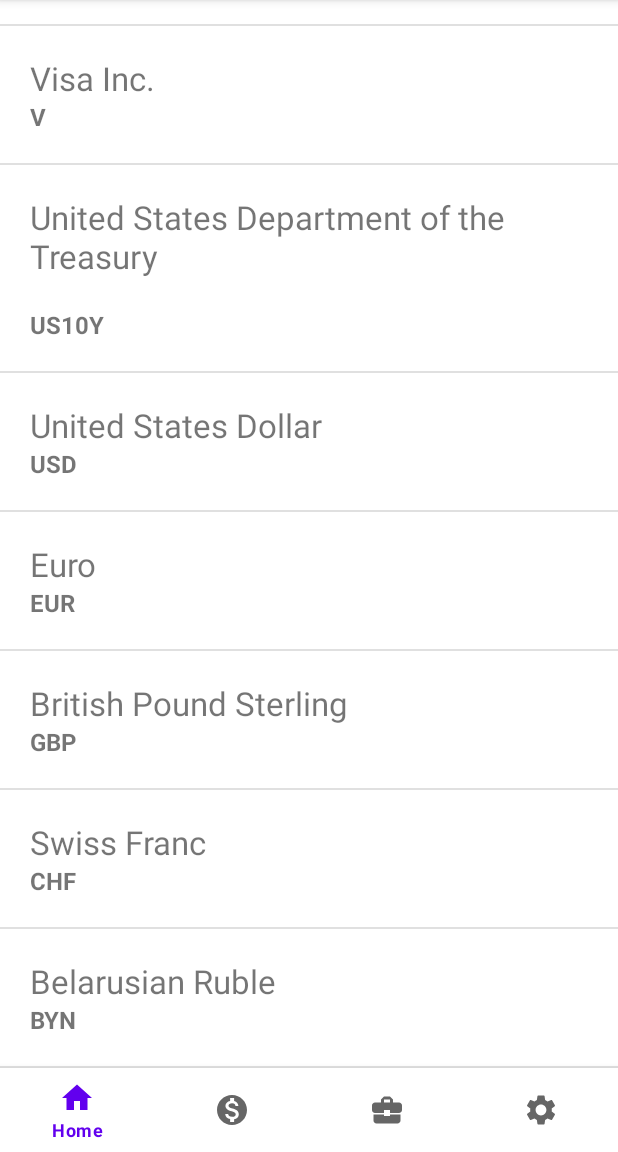
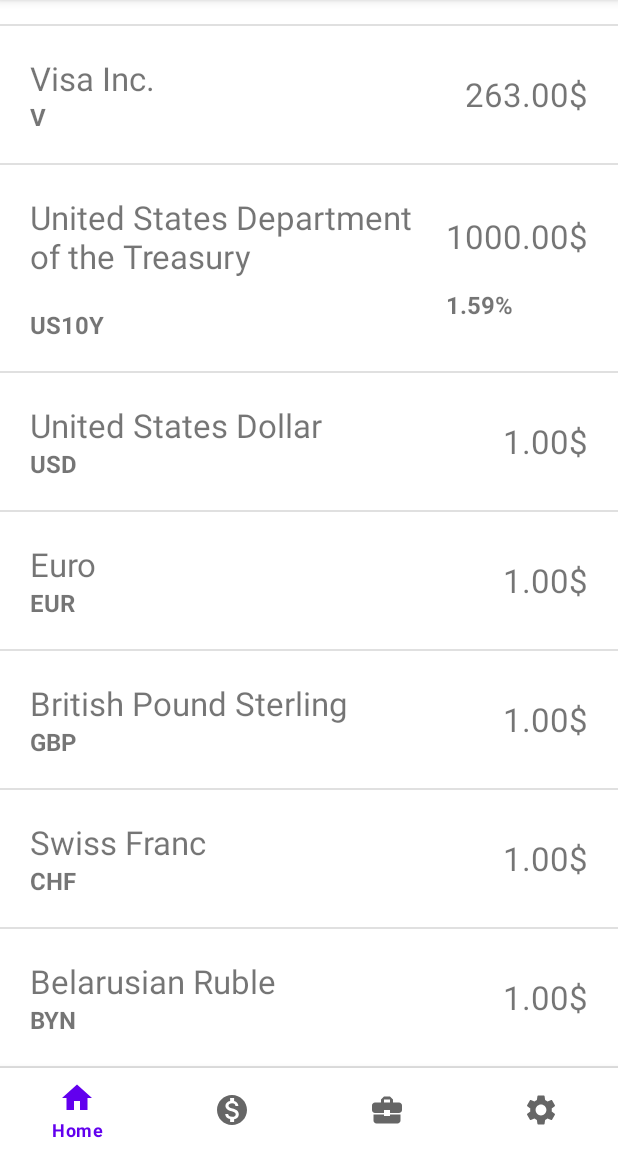
Before and after one commit to ZenTaKr0fTeR111/MyPortfolio, an Android app: the AssetListFragment screen opened through its navigation route, scrolled down 272 dp, on a phone screen of 412 x 824 dp, the part 84-1236 px from its top. Run offline under Robolectric (Android 15) with nearby library versions, the phone set to English and light mode, and no system bars; our stand-ins replace Dagger/Hilt's generated code.

Commit message:
merge from dev

```diff
--- a/app/src/main/res/values/strings.xml
+++ b/app/src/main/res/values/strings.xml
@@ -14,4 +14,6 @@
     <string name="update">Update</string>
     <string name="total">Total</string>
     <string name="_00">0$</string>
+    <string name="rate">%1$.2f%%</string>
+    <string name="price">%1$.2f%2$s</string>
 </resources>
```
